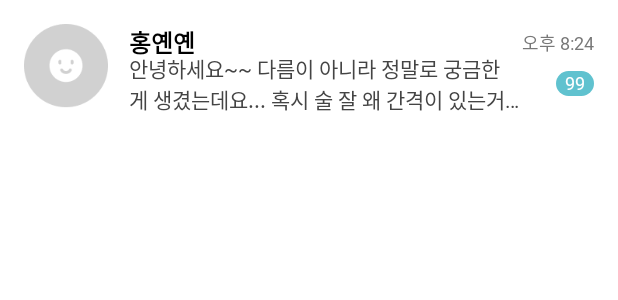
After one commit to Trip-Teller/TripTeller-ANDROID, an Android app: the layout item_chat_list.xml on its own in the app's theme, with its tools: preview values and no code run, on a phone screen of 412 x 824 dp. The commit adds this screen. Shown: the top 300 px of the screen. Run offline under Robolectric (Android 15) with nearby library versions, the phone set to English and light mode, and no system bars.

Commit message:
ChatListView

```diff
--- /dev/null
+++ b/app/src/main/res/color/selector_chatlist.xml
@@ -0,0 +1,7 @@
+<?xml version="1.0" encoding="utf-8"?>
+<selector xmlns:android="http://schemas.android.com/apk/res/android">
+
+    <item android:color="@color/white" android:state_pressed="false"/>
+    <item android:color="@color/ice_blue" android:state_pressed="true"/>
+
+</selector>
--- /dev/null
+++ b/app/src/main/res/drawable/skyblue_roundbox_10.xml
@@ -0,0 +1,8 @@
+<?xml version="1.0" encoding="utf-8"?>
+<shape xmlns:android="http://schemas.android.com/apk/res/android"
+    android:shape="rectangle">
+
+    <solid android:color="@color/tripteller_skyblue_2"/>
+    <corners android:radius="10dp"/>
+
+</shape>
--- /dev/null
+++ b/app/src/main/res/layout/item_chat_list.xml
@@ -0,0 +1,83 @@
+<?xml version="1.0" encoding="utf-8"?>
+<androidx.constraintlayout.widget.ConstraintLayout
+    xmlns:android="http://schemas.android.com/apk/res/android"
+    xmlns:app="http://schemas.android.com/apk/res-auto"
+    android:layout_width="match_parent"
+    android:background="@color/selector_chatlist"
+    android:layout_height="88dp">
+
+    <de.hdodenhof.circleimageview.CircleImageView
+        android:id="@+id/civ_profile"
+        android:layout_width="56dp"
+        android:layout_height="56dp"
+        android:layout_marginStart="16dp"
+        android:background="@drawable/ic_detail_profile_blank"
+        app:layout_constraintBottom_toBottomOf="parent"
+        app:layout_constraintStart_toStartOf="parent"
+        app:layout_constraintTop_toTopOf="parent" />
+
+    <TextView
+        android:id="@+id/tv_nickname"
+        android:layout_width="wrap_content"
+        android:layout_height="wrap_content"
+        android:fontFamily="@font/notosanskr"
+        android:includeFontPadding="false"
+        android:text="홍옌옌"
+        android:textColor="@color/black"
+        android:textFontWeight="700"
+        android:textSize="16sp"
+        android:layout_marginStart="14dp"
+        app:layout_constraintStart_toEndOf="@+id/civ_profile"
+        app:layout_constraintTop_toTopOf="@+id/civ_profile" />
+
+    <TextView
+        android:id="@+id/tv_preview"
+        android:layout_width="0dp"
+        android:layout_height="wrap_content"
+        android:fontFamily="@font/notosanskr"
+        android:includeFontPadding="false"
+        android:maxLines="2"
+        android:text="안녕하세요~~ 다름이 아니라 정말로 궁금한 게 생겼는데요... 혹시 술 잘 왜 간격이 있는거지 정말"
+        android:textColor="@color/greyish_brown"
+        android:textFontWeight="400"
+        android:textSize="14sp"
+        android:ellipsize="end"
+        app:layout_constraintBottom_toBottomOf="@+id/civ_profile"
+        app:layout_constraintStart_toStartOf="@+id/tv_nickname"
+        app:layout_constraintTop_toBottomOf="@+id/tv_nickname"
+        app:layout_constraintEnd_toStartOf="@id/tv_time"/>
+
+    <TextView
+        android:id="@+id/tv_time"
+        android:layout_width="wrap_content"
+        android:layout_height="wrap_content"
+        android:layout_marginTop="19dp"
+        android:layout_marginEnd="16dp"
+        android:fontFamily="@font/notosanskr"
+        android:gravity="end"
+        android:includeFontPadding="false"
+        android:text="오후 8:24"
+        android:textColor="@color/tripteller_grey_05_2"
+        android:textFontWeight="400"
+        android:textSize="12sp"
+        app:layout_constraintEnd_toEndOf="parent"
+        app:layout_constraintTop_toTopOf="parent" />
+
+    <TextView
+        android:id="@+id/tv_count"
+        android:layout_width="wrap_content"
+        android:layout_height="wrap_content"
+        android:background="@drawable/skyblue_roundbox_10"
+        android:fontFamily="@font/notosanskr"
+        android:includeFontPadding="false"
+        android:paddingHorizontal="6dp"
+        android:paddingVertical="1dp"
+        android:text="99"
+        android:textColor="@color/white"
+        android:textFontWeight="500"
+        android:textSize="12sp"
+        android:layout_marginTop="10dp"
+        app:layout_constraintEnd_toEndOf="@+id/tv_time"
+        app:layout_constraintTop_toBottomOf="@+id/tv_time" />
+
+</androidx.constraintlayout.widget.ConstraintLayout>
```
Also changed, not shown: app/src/main/java/com/our/tripteller/data/ChatListData.kt (added, +9 -0 lines), app/src/main/java/com/our/tripteller/ui/chat/ChatFragment.kt (+33 -0 lines), app/src/main/java/com/our/tripteller/ui/chat/ChatListAdapter.kt (added, +46 -0 lines), app/src/main/java/com/our/tripteller/ui/home/Filter/FilterActivity.kt (+0 -7 lines), app/src/main/java/com/our/tripteller/ui/home/HomeAdapter.kt (+28 -0 lines), app/src/main/java/com/our/tripteller/ui/home/HomeViewHolder.kt (deleted, +0 -25 lines), app/src/main/java/com/our/tripteller/ui/home/MainFragment.kt (+9 -28 lines), app/src/main/java/com/our/tripteller/ui/home/RegionAdapter.kt (+11 -0 lines), app/src/main/java/com/our/tripteller/ui/home/RegionViewHolder.kt (deleted, +0 -16 lines), app/src/main/res/layout/fragment_chat.xml (+28 -5 lines), app/src/main/res/layout/item_home.xml (+14 -7 lines), app/src/main/res/drawable-hdpi/ic_detail_profile_blank.png, app/src/main/res/drawable-mdpi/ic_detail_profile_blank.png, app/src/main/res/drawable-xxxhdpi/ic_detail_profile_blank.png.
